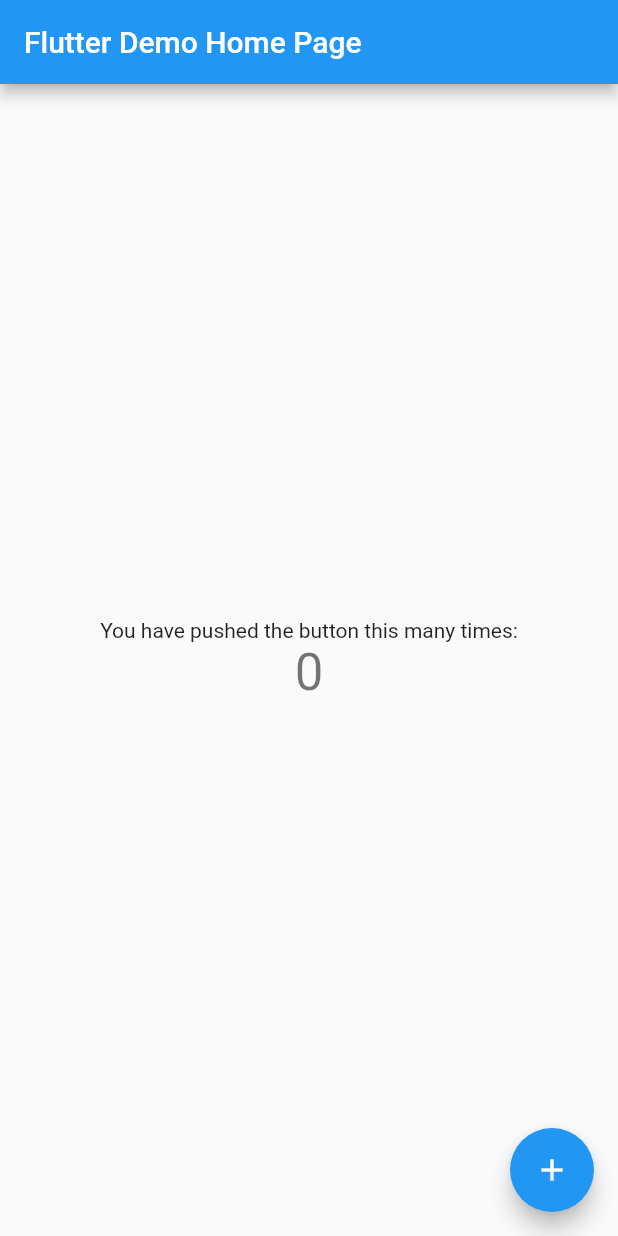
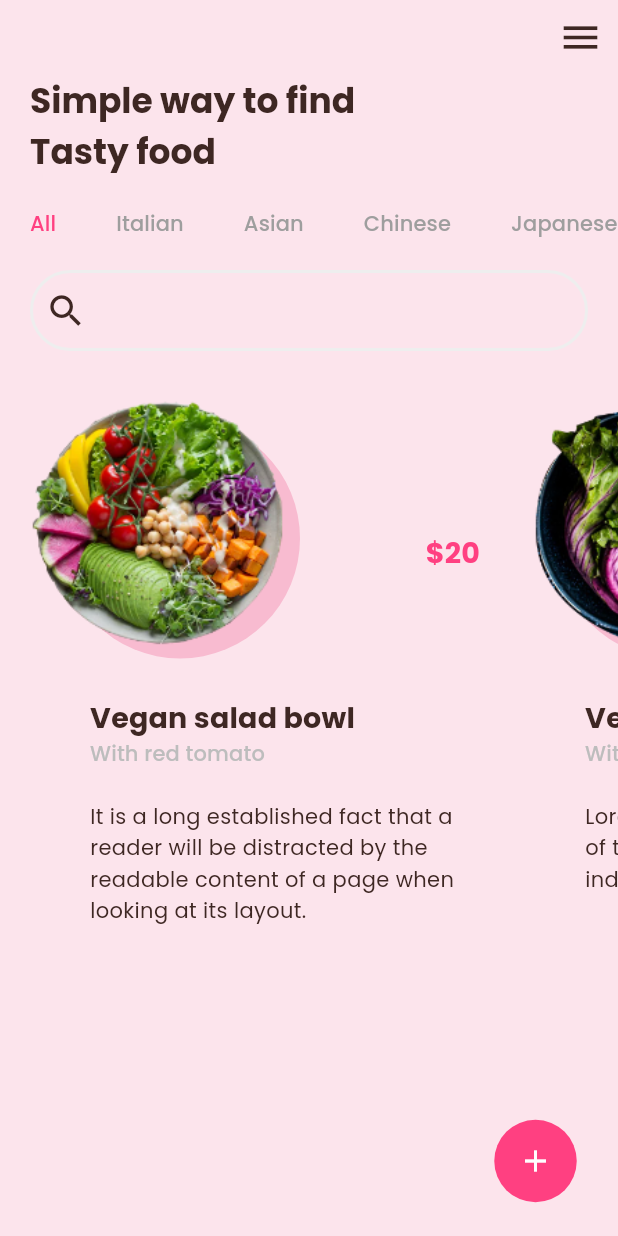
Before and after one commit to sirdiamond/food-app, a Flutter app: the screen it shows after launch, on a phone screen of 412 x 824 dp. Run offline on Flutter 3.47's test engine with Material 2 defaults, Android fonts, the phone set to English and light mode, and no system bars; our stand-ins replace google_fonts.

Commit message:
home page created

```diff
--- a/lib/main.dart
+++ b/lib/main.dart
@@ -1,117 +1,20 @@
 import 'package:flutter/material.dart';
+import 'package:food/screens/home/home.dart';
+import 'package:food/themes/theme-light.dart';
 
 void main() {
   runApp(MyApp());
 }
 
 class MyApp extends StatelessWidget {
-  // This widget is the root of your application.
   @override
   Widget build(BuildContext context) {
     return MaterialApp(
-      title: 'Flutter Demo',
-      theme: ThemeData(
-        // This is the theme of your application.
-        //
-        // Try running your application with "flutter run". You'll see the
-        // application has a blue toolbar. Then, without quitting the app, try
-        // changing the primarySwatch below to Colors.green and then invoke
-        // "hot reload" (press "r" in the console where you ran "flutter run",
-        // or simply save your changes to "hot reload" in a Flutter IDE).
-        // Notice that the counter didn't reset back to zero; the application
-        // is not restarted.
-        primarySwatch: Colors.blue,
-        // This makes the visual density adapt to the platform that you run
-        // the app on. For desktop platforms, the controls will be smaller and
-        // closer together (more dense) than on mobile platforms.
-        visualDensity: VisualDensity.adaptivePlatformDensity,
+      debugShowCheckedModeBanner: false,
+      theme: themeLight,
+      home: Scaffold(
+        body: Home(),
       ),
-      home: MyHomePage(title: 'Flutter Demo Home Page'),
     );
   }
 }
-
-class MyHomePage extends StatefulWidget {
-  MyHomePage({Key key, this.title}) : super(key: key);
-
-  // This widget is the home page of your application. It is stateful, meaning
-  // that it has a State object (defined below) that contains fields that affect
-  // how it looks.
-
-  // This class is the configuration for the state. It holds the values (in this
-  // case the title) provided by the parent (in this case the App widget) and
-  // used by the build method of the State. Fields in a Widget subclass are
-  // always marked "final".
-
-  final String title;
-
-  @override
-  _MyHomePageState createState() => _MyHomePageState();
-}
-
-class _MyHomePageState extends State<MyHomePage> {
-  int _counter = 0;
-
-  void _incrementCounter() {
-    setState(() {
-      // This call to setState tells the Flutter framework that something has
-      // changed in this State, which causes it to rerun the build method below
-      // so that the display can reflect the updated values. If we changed
-      // _counter without calling setState(), then the build method would not be
-      // called again, and so nothing would appear to happen.
-      _counter++;
-    });
-  }
-
-  @override
-  Widget build(BuildContext context) {
-    // This method is rerun every time setState is called, for instance as done
-    // by the _incrementCounter method above.
-    //
-    // The Flutter framework has been optimized to make rerunning build methods
-    // fast, so that you can just rebuild anything that needs updating rather
-    // than having to individually change instances of widgets.
-    return Scaffold(
-      appBar: AppBar(
-        // Here we take the value from the MyHomePage object that was created by
-        // the App.build method, and use it to set our appbar title.
-        title: Text(widget.title),
-      ),
-      body: Center(
-        // Center is a layout widget. It takes a single child and positions it
-        // in the middle of the parent.
-        child: Column(
-          // Column is also a layout widget. It takes a list of children and
-          // arranges them vertically. By default, it sizes itself to fit its
-          // children horizontally, and tries to be as tall as its parent.
-          //
-          // Invoke "debug painting" (press "p" in the console, choose the
-          // "Toggle Debug Paint" action from the Flutter Inspector in Android
-          // Studio, or the "Toggle Debug Paint" command in Visual Studio Code)
-          // to see the wireframe for each widget.
-          //
-          // Column has various properties to control how it sizes itself and
-          // how it positions its children. Here we use mainAxisAlignment to
-          // center the children vertically; the main axis here is the vertical
-          // axis because Columns are vertical (the cross axis would be
-          // horizontal).
-          mainAxisAlignment: MainAxisAlignment.center,
-          children: <Widget>[
-            Text(
-              'You have pushed the button this many times:',
-            ),
-            Text(
-              '$_counter',
-              style: Theme.of(context).textTheme.headline4,
-            ),
-          ],
-        ),
-      ),
-      floatingActionButton: FloatingActionButton(
-        onPressed: _incrementCounter,
-        tooltip: 'Increment',
-        child: Icon(Icons.add),
-      ), // This trailing comma makes auto-formatting nicer for build methods.
-    );
-  }
-}
--- /dev/null
+++ b/lib/screens/food-details/food-details.dart
@@ -0,0 +1,10 @@
+import 'package:flutter/material.dart';
+
+class FoodDetails extends StatelessWidget {
+  @override
+  Widget build(BuildContext context) {
+    return Container(
+
+    );
+  }
+}
--- /dev/null
+++ b/lib/screens/home/home.dart
@@ -0,0 +1,279 @@
+import 'package:flutter/material.dart';
+
+class Home extends StatelessWidget {
+  @override
+  Widget build(BuildContext context) {
+    return SafeArea(
+      child: Padding(
+        padding: EdgeInsets.fromLTRB(20, 0, 0, 0),
+        child: Column(
+          crossAxisAlignment: CrossAxisAlignment.stretch,
+          children: [
+            //Navigation
+            MyAppBar(showBackButton: false),
+            //Title
+            Text('Simple way to find\nTasty food',
+                style: Theme.of(context)
+                    .textTheme
+                    .headline5
+                    .copyWith(fontWeight: FontWeight.bold)),
+            //Category items
+            ListCategoryItems(),
+            SearchBox(),
+            SizedBox(
+              height: 30,
+            ),
+            Flexible(
+              child: ListView(
+                scrollDirection: Axis.horizontal,
+                children: [
+                  FoodDescription(
+                    image: 'assets/images/image_1.png',
+                    price: 20,
+                    title: 'Vegan salad bowl',
+                    subtitle: 'With red tomato',
+                    description:
+                        'It is a long established fact that a reader will be distracted by the readable content of a page when looking at its layout. ',
+                  ),
+                  FoodDescription(
+                    image: 'assets/images/image_2.png',
+                    price: 20,
+                    title: 'Vegan salad bowl 2',
+                    subtitle: 'With red beans',
+                    description:
+                        'Lorem Ipsum is simply dummy text of the printing and typesetting industry.',
+                  ),
+                ],
+              ),
+            ),
+            Container(
+              padding: EdgeInsets.symmetric(vertical: 15, horizontal: 20),
+              child: Row(
+                mainAxisAlignment: MainAxisAlignment.end,
+                children: [
+                  Stack(
+                    alignment: Alignment.center,
+                    children: [
+                      Container(
+                        width: 70,
+                        height: 70,
+                        decoration: BoxDecoration(
+                          shape: BoxShape.circle,
+                          color: Theme.of(context).colorScheme.surface,
+                        ),
+                      ),
+                     Container(
+                        width: 55,
+                        height: 55,
+                        decoration: BoxDecoration(
+                          shape: BoxShape.circle,
+                          color: Theme.of(context).colorScheme.secondary,
+                        ),
+                      ),
+                      Icon(Icons.add, color: Theme.of(context).colorScheme.primary)
+                    ],
+                  ),
+                ],
+              ),
+            ),
+          ],
+        ),
+      ),
+    );
+  }
+}
+
+// FOOD DESCRIPTION
+class FoodDescription extends StatelessWidget {
+  final String image;
+  final double price;
+  final String title;
+  final String subtitle;
+  final String description;
+
+  FoodDescription(
+      {this.image, this.price, this.title, this.subtitle, this.description});
+
+  @override
+  Widget build(BuildContext context) {
+    return Container(
+      width: 320,
+      height: 200,
+      margin: EdgeInsets.fromLTRB(0, 0, 10, 0),
+      child: Stack(
+        children: [
+          //big rectangle
+          Positioned(
+            top: 25,
+            left: 20,
+            child: Container(
+              width: 300,
+              height: 450,
+              decoration: BoxDecoration(
+                  color: Theme.of(context).colorScheme.surface,
+                  borderRadius: BorderRadius.circular(35)),
+            ),
+          ),
+          // circle image bg
+          Positioned(
+            top: 15,
+            left: 20,
+            child: Container(
+              width: 160,
+              height: 160,
+              decoration: BoxDecoration(
+                  shape: BoxShape.circle, color: Colors.pink[100]),
+            ),
+          ),
+          Container(
+            width: 170,
+            height: 170,
+            decoration: BoxDecoration(
+              image:
+                  DecorationImage(image: AssetImage(image), fit: BoxFit.cover),
+            ),
+          ),
+          Positioned(
+            right: 20,
+            top: 90,
+            child: Text(
+              '\$20',
+              style: Theme.of(context).textTheme.headline6.copyWith(
+                    color: Theme.of(context).colorScheme.secondary,
+                    fontWeight: FontWeight.bold,
+                  ),
+            ),
+          ),
+          Positioned(
+            top: 200,
+            left: 40,
+            child: RichText(
+              text: TextSpan(
+                text: '$title\n',
+                style: Theme.of(context)
+                    .textTheme
+                    .headline6
+                    .copyWith(fontWeight: FontWeight.bold),
+                children: [
+                  TextSpan(
+                    text: '$subtitle',
+                    style: Theme.of(context).textTheme.subtitle2.copyWith(
+                          color: Colors.grey[400],
+                        ),
+                  ),
+                ],
+              ),
+            ),
+          ),
+          Positioned(
+            top: 270,
+            left: 40,
+            child: Container(
+              width: 260,
+              height: 200,
+              child: Text(
+                '$description',
+                maxLines: 10,
+              ),
+            ),
+          ),
+        ],
+      ),
+    );
+  }
+}
+
+// MENU COM CATEGORIAS
+class ListCategoryItems extends StatelessWidget {
+  @override
+  Widget build(BuildContext context) {
+    return Container(
+      height: 62,
+      child: ListView(
+        scrollDirection: Axis.horizontal,
+        children: [
+          CategoryItem(title: 'All', active: true),
+          CategoryItem(title: 'Italian', active: false),
+          CategoryItem(title: 'Asian', active: false),
+          CategoryItem(title: 'Chinese', active: false),
+          CategoryItem(title: 'Japanese', active: false),
+          CategoryItem(title: 'Portuguese', active: false),
+          CategoryItem(title: 'Loren', active: false),
+        ],
+      ),
+    );
+  }
+}
+
+//SEARCH BOX
+class SearchBox extends StatelessWidget {
+  @override
+  Widget build(BuildContext context) {
+    return Container(
+      padding: EdgeInsets.only(right: 20),
+      child: TextField(
+        decoration: InputDecoration(
+          isDense: true,
+          prefixIcon: Icon(
+            Icons.search,
+            color: Theme.of(context).colorScheme.onSecondary,
+            size: 28,
+          ),
+          enabledBorder: OutlineInputBorder(
+            borderSide: BorderSide(color: Colors.grey[200], width: 2),
+            borderRadius: BorderRadius.all(Radius.circular(30)),
+          ),
+          focusedBorder: OutlineInputBorder(
+            borderSide: BorderSide(color: Colors.grey[200], width: 2),
+            borderRadius: BorderRadius.all(Radius.circular(30)),
+          ),
+        ),
+      ),
+    );
+  }
+}
+
+//CADA ITEM DO MENU
+class CategoryItem extends StatelessWidget {
+  final String title;
+  final bool active;
+
+  CategoryItem({@required this.title, this.active});
+
+  @override
+  Widget build(BuildContext context) {
+    return Container(
+      padding: EdgeInsets.fromLTRB(0, 21, 40, 21),
+      child: Text(
+        title,
+        style: Theme.of(context).textTheme.subtitle2.copyWith(
+            color:
+                active ? Theme.of(context).colorScheme.secondary : Colors.grey),
+      ),
+    );
+  }
+}
+
+//APP BAR
+class MyAppBar extends StatelessWidget {
+  final bool showBackButton;
+
+  MyAppBar({this.showBackButton});
+
+  @override
+  Widget build(BuildContext context) {
+    return Padding(
+      padding: EdgeInsets.fromLTRB(0, 10, 10, 10),
+      child: Row(
+        mainAxisAlignment: showBackButton
+            ? MainAxisAlignment.spaceAround
+            : MainAxisAlignment.end,
+        children: [
+          if (showBackButton)
+            Icon(Icons.keyboard_backspace, size: 30, color: Colors.brown[900]),
+          Icon(Icons.menu, size: 30, color: Colors.brown[900]),
+        ],
+      ),
+    );
+  }
+}
--- /dev/null
+++ b/lib/themes/theme-light.dart
@@ -0,0 +1,98 @@
+import 'package:flutter/material.dart';
+import 'package:google_fonts/google_fonts.dart';
+
+ThemeData themeLight = ThemeData.from(
+  colorScheme: ColorScheme(
+    primary: Colors.white,
+    primaryVariant: Colors.white,
+    secondary: Colors.pinkAccent,
+    secondaryVariant: Colors.pinkAccent[700],
+    surface: Colors.pink[50],
+    background: Colors.white,
+    error: Colors.red,
+    onPrimary: Colors.red,
+    onSecondary: Colors.brown[900],
+    onSurface: Colors.brown[900],
+    onBackground: Colors.brown[900],
+    onError: Colors.white,
+    brightness: Brightness.light,
+  ),
+  textTheme: TextTheme(
+    headline1: GoogleFonts.poppins(
+      fontSize: 93,
+      fontWeight: FontWeight.w300,
+      letterSpacing: -1.5,
+      color: Colors.brown[900],
+    ),
+    headline2: GoogleFonts.poppins(
+      fontSize: 58,
+      fontWeight: FontWeight.w300,
+      letterSpacing: -0.5,
+      color: Colors.brown[900],
+    ),
+    headline3: GoogleFonts.poppins(
+      fontSize: 47,
+      fontWeight: FontWeight.w400,
+      color: Colors.brown[900],
+    ),
+    headline4: GoogleFonts.poppins(
+      fontSize: 33,
+      fontWeight: FontWeight.w400,
+      letterSpacing: 0.25,
+      color: Colors.brown[900],
+    ),
+    headline5: GoogleFonts.poppins(
+      fontSize: 23,
+      fontWeight: FontWeight.w400,
+      color: Colors.brown[900],
+    ),
+    headline6: GoogleFonts.poppins(
+      fontSize: 19,
+      fontWeight: FontWeight.w500,
+      letterSpacing: 0.15,
+      color: Colors.brown[900],
+    ),
+    subtitle1: GoogleFonts.poppins(
+      fontSize: 16,
+      fontWeight: FontWeight.w400,
+      letterSpacing: 0.15,
+      color: Colors.brown[900],
+    ),
+    subtitle2: GoogleFonts.poppins(
+      fontSize: 14,
+      fontWeight: FontWeight.w500,
+      letterSpacing: 0.1,
+      color: Colors.brown[900],
+    ),
+    bodyText1: GoogleFonts.poppins(
+      fontSize: 16,
+      fontWeight: FontWeight.w400,
+      letterSpacing: 0.5,
+      color: Colors.brown[900],
+    ),
+    bodyText2: GoogleFonts.poppins(
+      fontSize: 14,
+      fontWeight: FontWeight.w400,
+      letterSpacing: 0.25,
+      color: Colors.brown[900],
+    ),
+    button: GoogleFonts.poppins(
+      fontSize: 14,
+      fontWeight: FontWeight.w500,
+      letterSpacing: 1.25,
+      color: Colors.brown[900],
+    ),
+    caption: GoogleFonts.poppins(
+      fontSize: 12,
+      fontWeight: FontWeight.w400,
+      letterSpacing: 0.4,
+      color: Colors.brown[900],
+    ),
+    overline: GoogleFonts.poppins(
+      fontSize: 10,
+      fontWeight: FontWeight.w400,
+      letterSpacing: 1.5,
+      color: Colors.brown[900],
+    ),
+  ),
+);
--- a/pubspec.yaml
+++ b/pubspec.yaml
@@ -28,6 +28,7 @@ dependencies:
   # The following adds the Cupertino Icons font to your application.
   # Use with the CupertinoIcons class for iOS style icons.
   cupertino_icons: ^0.1.3
+  google_fonts: ^1.1.0
 
 dev_dependencies:
   flutter_test:
@@ -45,8 +46,8 @@ flutter:
   uses-material-design: true
 
   # To add assets to your application, add an assets section, like this:
-  # assets:
-  #   - images/a_dot_burr.jpeg
+  assets:
+    - assets/images/
   #   - images/a_dot_ham.jpeg
 
   # An image asset can refer to one or more resolution-specific "variants", see
```
Also changed, not shown: assets/icons/backward.svg (added), assets/icons/bag.svg (added), assets/icons/forward.svg (added), assets/icons/menu.svg (added), assets/icons/plus.svg (added), assets/icons/search.svg (added), assets/images/image_1.png (added), assets/images/image_1_big.png (added), assets/images/image_2.png (added), pubspec.lock.
